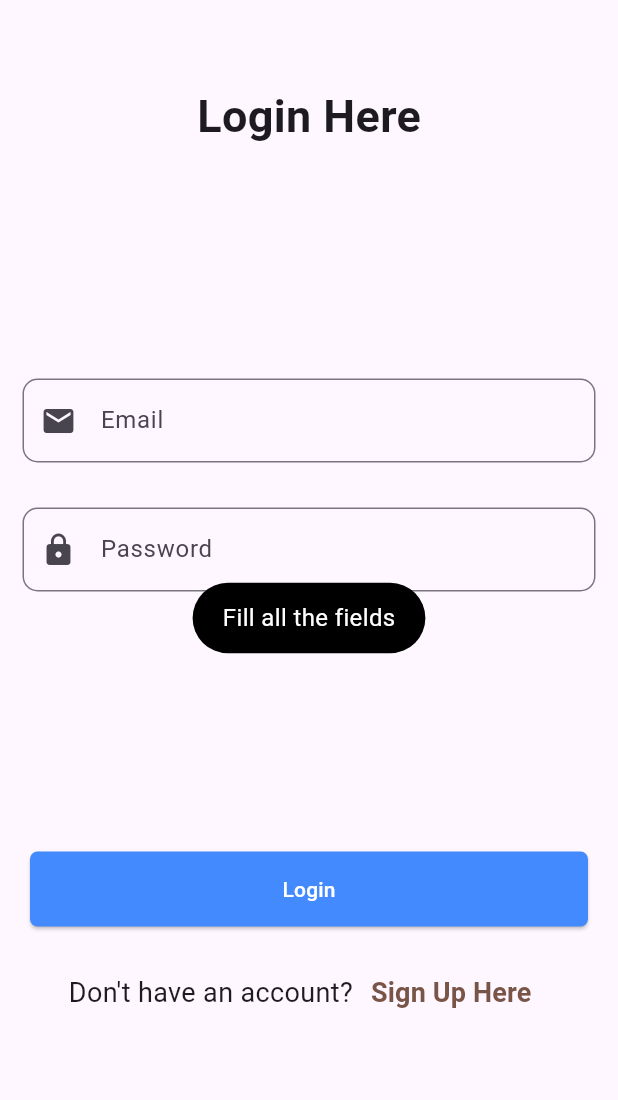
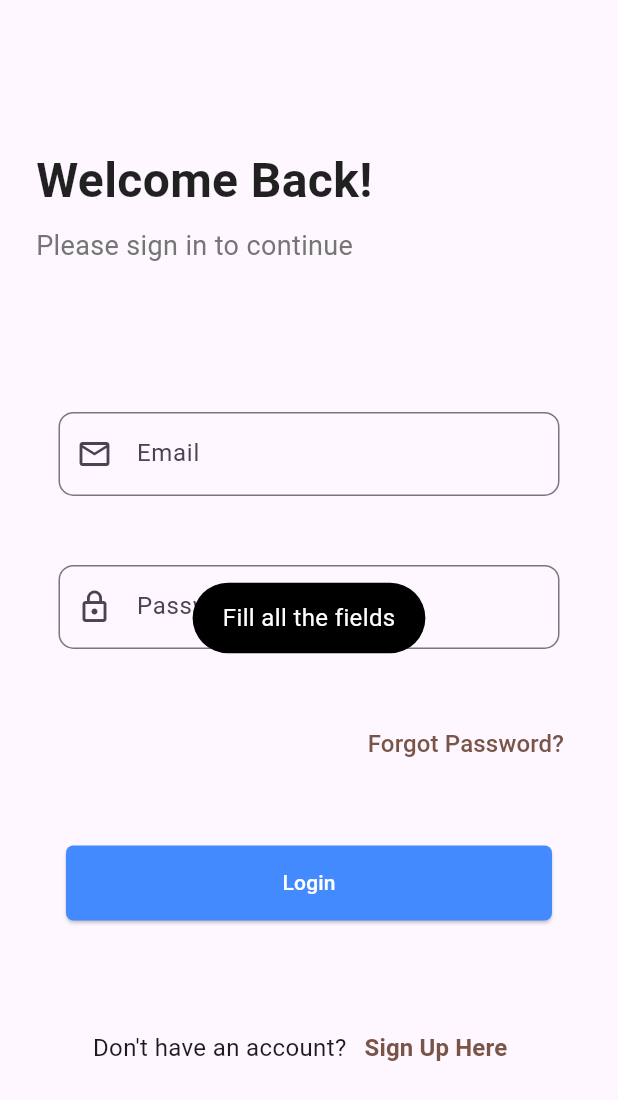
Before and after one commit to Aditaysingh/kriscent_social_media_assignment_app, a Flutter app: the screen it shows after launch, after a tap on "Login", on a phone screen of 412 x 824 dp. Shown: the top 1100 px of the screen. Run offline on Flutter 3.47's test engine with Material 3 defaults, Android fonts, the phone set to English and light mode, and no system bars; our stand-ins replace cached_network_image, cloud_firestore, firebase_auth, firebase_core, firebase_storage, fluttertoast and 3 more; accounts and stored records are empty.

Commit message:
many change of this projects

```diff
--- a/lib/controllers/auth/auth_controller.dart
+++ b/lib/controllers/auth/auth_controller.dart
@@ -185,7 +185,7 @@ class AuthController extends GetxController {
     }
     updateLoading(false);
     resetFields();
-    showMessage(message: 'Profile Updated Successfullly');
+    showMessage(message: 'Profile Updated Successfully');
     Get.back();
 
   }
--- a/lib/view/screens/auth/login_screen.dart
+++ b/lib/view/screens/auth/login_screen.dart
@@ -1,10 +1,6 @@
-import 'package:firebase_auth/firebase_auth.dart';
 import 'package:flutter/material.dart';
-import 'package:fluttertoast/fluttertoast.dart';
 import 'package:get/get.dart';
 import 'package:kriscent_socail_media/controllers/auth/auth_controller.dart';
-import 'package:kriscent_socail_media/view/screens/home/home_page.dart';
-import 'package:kriscent_socail_media/view/screens/auth/sign_up_screen.dart';
 import 'package:kriscent_socail_media/view/utils/app_widgets/buttons/custom_button.dart';
 import 'package:kriscent_socail_media/view/utils/sizes/size.dart';
 import '../../utils/app_widgets/textfields/custom_textfiled.dart';
@@ -21,43 +17,80 @@ class _LoginScreenState extends State<LoginScreen> {
 
   @override
   Widget build(BuildContext context) {
+    final size = MediaQuery.of(context).size;
     return Scaffold(
-      appBar: AppBar(),
+      appBar: AppBar(
+        backgroundColor: Colors.transparent,
+        elevation: 0,
+        iconTheme: IconThemeData(color: Colors.black),
+      ),
       body: SafeArea(
         child: Obx(() {
-          return Column(
-            mainAxisAlignment: MainAxisAlignment.start,
+          return SingleChildScrollView(
+            child: Padding(
+              padding: const EdgeInsets.symmetric(horizontal: 24.0),
+              child: Column(
+                crossAxisAlignment: CrossAxisAlignment.start,
                 children: [
-              const Text(
-                'Login Here',
+                  SizedBox(height: size.height * 0.05),
+                  Text(
+                    'Welcome Back!',
                     style: TextStyle(
-                    fontWeight: FontWeight.bold, fontSize: textBoldFont),
+                      fontWeight: FontWeight.bold,
+                      fontSize: 32,
+                      color: Colors.black87,
                     ),
-              const Spacer(),
+                  ),
+                  SizedBox(height: 8),
+                  Text(
+                    'Please sign in to continue',
+                    style: TextStyle(
+                      fontSize: 18,
+                      color: Colors.grey.shade600,
+                    ),
+                  ),
+                  SizedBox(height: size.height * 0.1),
                   CustomTextFiled(
                     controller: controller.emailController,
                     hint: 'Email',
-                iconData: Icons.mail,
+                    iconData: Icons.mail_outline,
                   ),
+                  SizedBox(height: 16),
                   CustomTextFiled(
                     controller: controller.passwordController,
                     hint: 'Password',
-                iconData: Icons.lock,
+                    iconData: Icons.lock_outline,
                     toHide: true,
                   ),
-              const Spacer(
-                flex: 1,
+                  SizedBox(height: 24),
+                  Align(
+                    alignment: Alignment.centerRight,
+                    child: TextButton(
+                      onPressed: () {
+                        // Implement forgot password functionality
+                      },
+                      child: Text(
+                        'Forgot Password?',
+                        style: TextStyle(
+                          color: Colors.brown,
+                          fontSize: 16,
                         ),
+                      ),
+                    ),
+                  ),
+                  SizedBox(height: 24),
                   CustomButton(
                     onPressed: controller.login,
                     isLoading: controller.isLoading,
-                  text: 'Login'),
+                    text: 'Login',
+                  ),
+                  SizedBox(height: size.height * 0.05),
                   Row(
                     mainAxisAlignment: MainAxisAlignment.center,
                     children: [
                       const Text(
                         "Don't have an account?",
-                    style: TextStyle(fontSize: 18),
+                        style: TextStyle(fontSize: 16),
                       ),
                       TextButton(
                         onPressed: controller.onSignUpTap,
@@ -66,15 +99,15 @@ class _LoginScreenState extends State<LoginScreen> {
                           style: TextStyle(
                               fontWeight: FontWeight.bold,
                               color: Colors.brown,
-                          fontSize: 18),
+                              fontSize: 16),
                         ),
                       ),
                     ],
                   ),
-              const Spacer(
-                flex: 1,
-              )
+                  SizedBox(height: size.height * 0.05),
                 ],
+              ),
+            ),
           );
         }),
       ),
--- a/lib/view/screens/home/tabs/reels_screens.dart
+++ b/lib/view/screens/home/tabs/reels_screens.dart
@@ -24,7 +24,6 @@ class _ReelPageViewState extends State<ReelPageView> {
 
   @override
   Widget build(BuildContext context) {
-    var sizes = MediaQuery.of(context).size; // Use MediaQuery to get screen size
 
     return Obx(() {
       if (reelController.isLoading) {
@@ -197,4 +196,5 @@ class _ReelPageViewState extends State<ReelPageView> {
       },
     );
   }
+
 }
--- a/lib/view/screens/splash/splash_screen.dart
+++ b/lib/view/screens/splash/splash_screen.dart
@@ -2,17 +2,36 @@ import 'package:firebase_auth/firebase_auth.dart';
 import 'package:flutter/material.dart';
 import 'package:kriscent_socail_media/view/screens/home/home_page.dart';
 import 'package:kriscent_socail_media/view/screens/auth/login_screen.dart';
+import 'package:kriscent_socail_media/view/utils/sizes/size.dart';
+import 'package:kriscent_socail_media/view/utils/sizes/size.dart';
+
 import '../../utils/sizes/size.dart';
+
 class SplashScreen extends StatefulWidget {
   const SplashScreen({super.key});
+
   @override
   State<SplashScreen> createState() => _SplashScreenState();
 }
 
-class _SplashScreenState extends State<SplashScreen> {
+class _SplashScreenState extends State<SplashScreen> with SingleTickerProviderStateMixin {
+  late AnimationController _controller;
+  late Animation<double> _animation;
+
   @override
   void initState() {
     super.initState();
+
+    _controller = AnimationController(
+      duration: const Duration(seconds: 2),
+      vsync: this,
+    )..forward();
+
+    _animation = CurvedAnimation(
+      parent: _controller,
+      curve: Curves.easeInOut,
+    );
+
     _navigateToNextScreen();
   }
 
@@ -33,17 +52,57 @@ class _SplashScreenState extends State<SplashScreen> {
   }
 
   @override
+  void dispose() {
+    _controller.dispose();
+    super.dispose();
+  }
+
+  @override
   Widget build(BuildContext context) {
-    return  Scaffold(
-      appBar: AppBar(),
-      body: Center(
-        child: Text(
-          'KrisCent',
-          style: TextStyle(
-            fontWeight: FontWeight.bold,
-            fontSize: textBoldFont,
+    var sizes = AppSizes(context: context);
+    return Scaffold(
+      body: Stack(
+        fit: StackFit.expand,
+        children: [
+          Container(
+            decoration: const BoxDecoration(
+              image: DecorationImage(
+                image: AssetImage('assets/images/splash_background.jpg'),
+                fit: BoxFit.cover,
+              ),
+            ),
           ),
-        ),
+          Center(
+            child: FadeTransition(
+              opacity: _animation,
+              child: Column(
+                mainAxisSize: MainAxisSize.min,
+                children: [
+                  Image.asset(
+                    'assets/images/k.png',
+                    height: sizes.getHeight * 0.2,
+                  ),
+                  SizedBox(height: sizes.getHeight * 0.02),
+                  Text(
+                    'KrisCent',
+                    style: TextStyle(
+                      fontWeight: FontWeight.bold,
+                      fontSize: 28,
+                      color: Colors.black,
+                    ),
+                  ),
+                ],
+              ),
+            ),
+          ),
+          Positioned(
+            bottom: sizes.getHeight * 0.05,
+            left: sizes.getWidth * 0.5 - 15,
+            child: CircularProgressIndicator(
+              valueColor: AlwaysStoppedAnimation<Color>(Colors.white),
+            ),
+          ),
+        ],
       ),
     );
   }
--- a/lib/view/utils/app_widgets/textfields/custom_textfiled.dart
+++ b/lib/view/utils/app_widgets/textfields/custom_textfiled.dart
@@ -8,7 +8,7 @@ class CustomTextFiled extends StatelessWidget {
       this.toHide = false,
       required this.iconData,
       this.onChanged,
-      required this.hint});
+      required this.hint,});
 
   final TextEditingController controller;
   final bool toHide;
--- a/lib/view/utils/extensions/app_extensions.dart
+++ b/lib/view/utils/extensions/app_extensions.dart
@@ -4,7 +4,7 @@ extension Spaces on int {
   SizedBox get width => SizedBox(width: toDouble(),);
   SizedBox get height => SizedBox(height: toDouble(),);
   BorderRadius get borderRadius => BorderRadius.circular(toDouble());
-  RoundedRectangleBorder get shapeBorderRadius => RoundedRectangleBorder(  borderRadius:BorderRadius.circular(toDouble()));
+  RoundedRectangleBorder get shapeBorderRadius => RoundedRectangleBorder(borderRadius:BorderRadius.circular(toDouble()));
   EdgeInsets get allPadding => EdgeInsets.all(toDouble());
   EdgeInsets get horizontalPadding => EdgeInsets.symmetric(horizontal: toDouble());
 }
--- a/pubspec.yaml
+++ b/pubspec.yaml
@@ -70,9 +70,9 @@ flutter:
   uses-material-design: true
 
   # To add assets to your application, add an assets section, like this:
-  # assets:
-  #   - images/a_dot_burr.jpeg
-  #   - images/a_dot_ham.jpeg
+  assets:
+    - assets/images/
+
 
   # An image asset can refer to one or more resolution-specific "variants", see
   # https://flutter.dev/assets-and-images/#resolution-aware
```
Also changed, not shown: lib/controllers/reels/reels_controller.dart (+11 -0 lines), lib/view/screens/auth/sign_up_screen.dart (+4 -4 lines), lib/view/screens/home/tabs/search_screen.dart (+26 -9 lines), lib/view/utils/app_widgets/reels/reel_item_widget.dart (+59 -6 lines), assets/images/k.png (added), assets/images/kc.png (added). Lines whose indentation alone changed are shown as unchanged.
